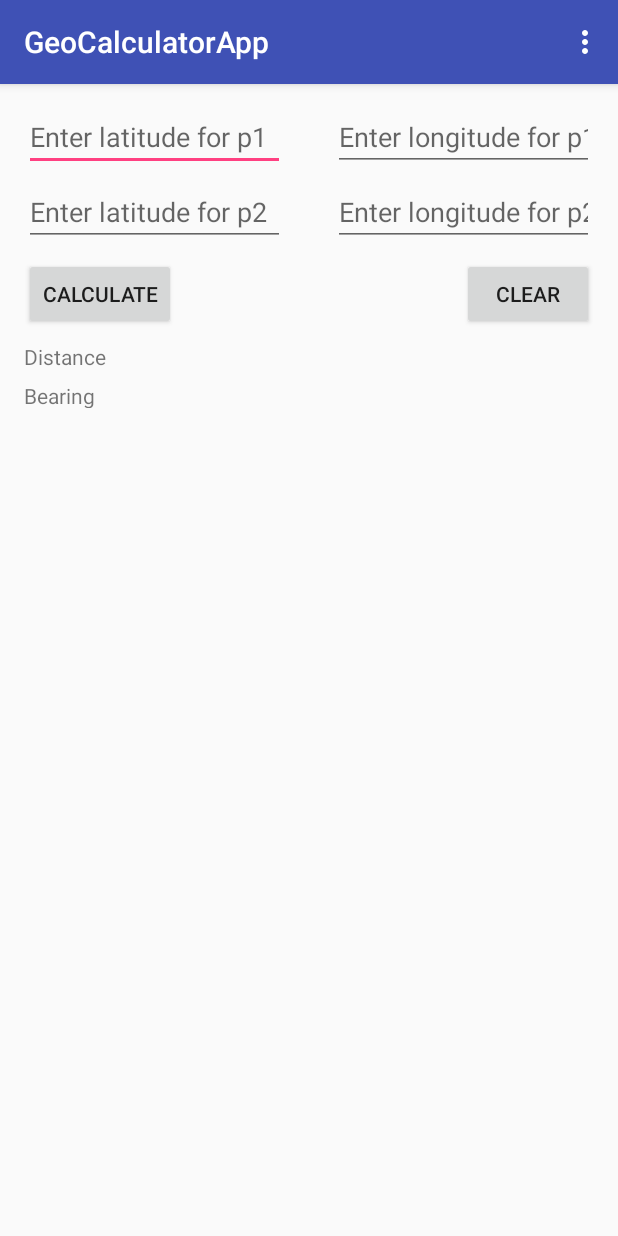
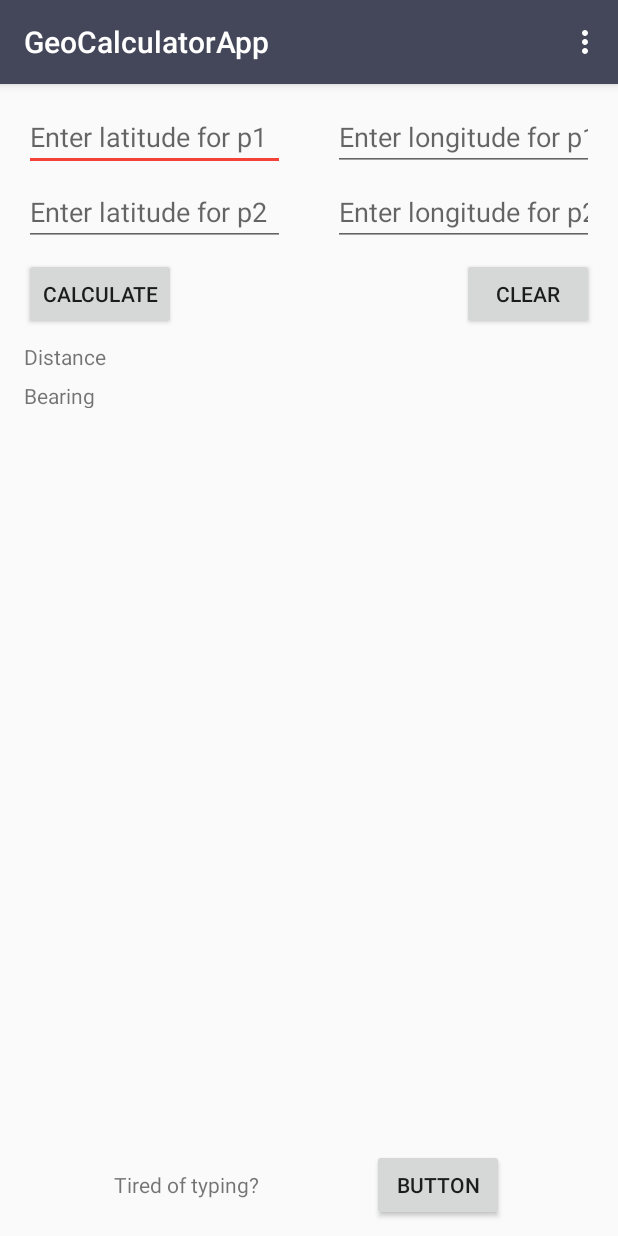
Before and after one commit to kyle-flynn/Computer-Science, an Android app: the screen it shows after launch (MainActivity), on a phone screen of 412 x 824 dp. Run offline under Robolectric (Android 15) with nearby library versions, the phone set to English and light mode, and no system bars.

Commit message:
Finished HW #7

```diff
--- a/CIS 357/HW #4/app/src/main/res/layout/activity_main.xml
+++ b/CIS 357/HW #4/app/src/main/res/layout/activity_main.xml
@@ -20,6 +20,8 @@
 
     </android.support.design.widget.AppBarLayout>
 
-    <include layout="@layout/content_main" />
+    <include
+        android:id="@+id/include2"
+        layout="@layout/content_main" />
 
 </android.support.design.widget.CoordinatorLayout>
--- a/CIS 357/HW #4/app/src/main/res/layout/content_main.xml
+++ b/CIS 357/HW #4/app/src/main/res/layout/content_main.xml
@@ -19,8 +19,7 @@
         android:inputType="numberDecimal"
         app:layout_constraintLeft_toLeftOf="parent"
         app:layout_constraintTop_toTopOf="parent"
-        app:layout_constraintRight_toRightOf="@+id/guideline"
-        app:layout_constraintHorizontal_bias="0.5" />
+        app:layout_constraintRight_toLeftOf="@+id/guideline" />
 
     <EditText
         android:id="@+id/textLonOne"
@@ -42,25 +41,19 @@
         android:layout_height="42dp"
         android:hint="Enter latitude for p2"
         android:inputType="numberDecimal"
-        android:layout_marginStart="0dp"
         app:layout_constraintLeft_toLeftOf="@+id/textLatOne"
-        android:layout_marginEnd="0dp"
         app:layout_constraintRight_toRightOf="@+id/textLatOne"
         android:layout_marginTop="8dp"
-        app:layout_constraintTop_toBottomOf="@+id/textLatOne"
-        app:layout_constraintHorizontal_bias="0.50" />
+        app:layout_constraintTop_toBottomOf="@+id/textLatOne" />
 
     <EditText
         android:id="@+id/textLonTwo"
         android:layout_width="0dp"
         android:layout_height="42dp"
-        android:layout_marginStart="0dp"
-        android:layout_marginEnd="0dp"
         android:hint="Enter longitude for p2"
         android:inputType="numberDecimal"
         app:layout_constraintRight_toRightOf="@+id/textLonOne"
         app:layout_constraintLeft_toLeftOf="@+id/textLonOne"
-        app:layout_constraintHorizontal_bias="0.5"
         android:layout_marginTop="8dp"
         app:layout_constraintTop_toBottomOf="@+id/textLonOne" />
 
@@ -90,8 +83,6 @@
         app:layout_constraintLeft_toLeftOf="@+id/textLatOne"
         android:layout_marginTop="8dp"
         app:layout_constraintTop_toBottomOf="@+id/textDist"
-        android:layout_marginStart="0dp"
-        android:layout_marginEnd="0dp"
         app:layout_constraintRight_toRightOf="@+id/textLonOne" />
 
     <TextView
@@ -102,8 +93,6 @@
         android:layout_marginTop="8dp"
         app:layout_constraintTop_toBottomOf="@+id/calculateBtn"
         app:layout_constraintLeft_toLeftOf="@+id/textLatOne"
-        android:layout_marginStart="0dp"
-        android:layout_marginEnd="0dp"
         app:layout_constraintRight_toRightOf="@+id/textLonOne"
         app:layout_constraintHorizontal_bias="0.502" />
 
@@ -112,5 +101,30 @@
         android:layout_height="wrap_content"
         android:id="@+id/guideline"
         android:orientation="vertical"
-        app:layout_constraintGuide_percent="0.50" />
+        app:layout_constraintGuide_percent="0.5"
+        tools:layout_editor_absoluteY="0dp"
+        tools:layout_editor_absoluteX="192dp" />
+
+    <TextView
+        android:id="@+id/textView3"
+        android:layout_width="wrap_content"
+        android:layout_height="wrap_content"
+        android:text="Tired of typing?"
+        app:layout_constraintLeft_toLeftOf="parent"
+        app:layout_constraintRight_toLeftOf="@+id/button"
+        app:layout_constraintBottom_toBottomOf="parent"
+        app:layout_constraintTop_toTopOf="parent"
+        app:layout_constraintVertical_bias="0.967" />
+
+    <Button
+        android:id="@+id/button"
+        android:layout_width="wrap_content"
+        android:layout_height="wrap_content"
+        android:text="Button"
+        app:layout_constraintRight_toRightOf="parent"
+        app:layout_constraintLeft_toRightOf="@+id/textView3"
+        app:layout_constraintBaseline_toBaselineOf="@+id/textView3"
+        app:layout_constraintBottom_toBottomOf="parent"
+        app:layout_constraintTop_toTopOf="parent"
+        app:layout_constraintVertical_bias="0.995" />
 </android.support.constraint.ConstraintLayout>
--- a/CIS 357/HW #4/app/src/main/res/values/colors.xml
+++ b/CIS 357/HW #4/app/src/main/res/values/colors.xml
@@ -1,6 +1,6 @@
 <?xml version="1.0" encoding="utf-8"?>
 <resources>
-    <color name="colorPrimary">#3F51B5</color>
-    <color name="colorPrimaryDark">#303F9F</color>
-    <color name="colorAccent">#FF4081</color>
+    <color name="colorPrimary">#44475a</color>
+    <color name="colorPrimaryDark">#282a36</color>
+    <color name="colorAccent">#F44336</color>
 </resources>
```
